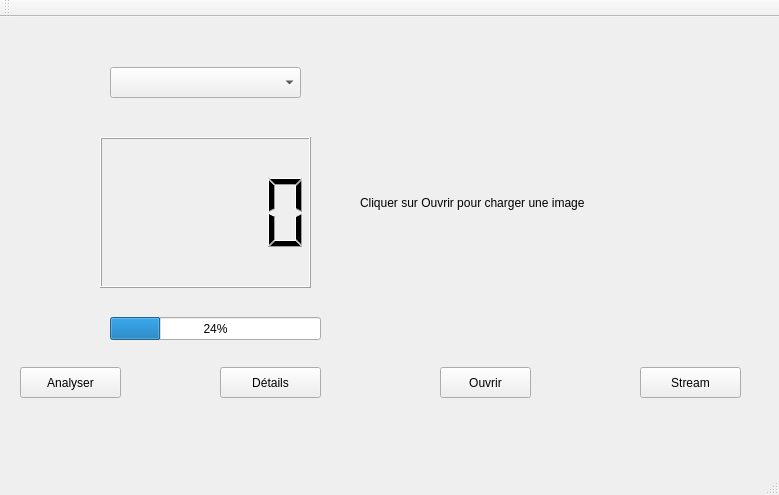
Before: the Qt Designer form BotPanelReader/mainwindow.ui in paulcpro/PanneauxAI, drawn with Qt 5.
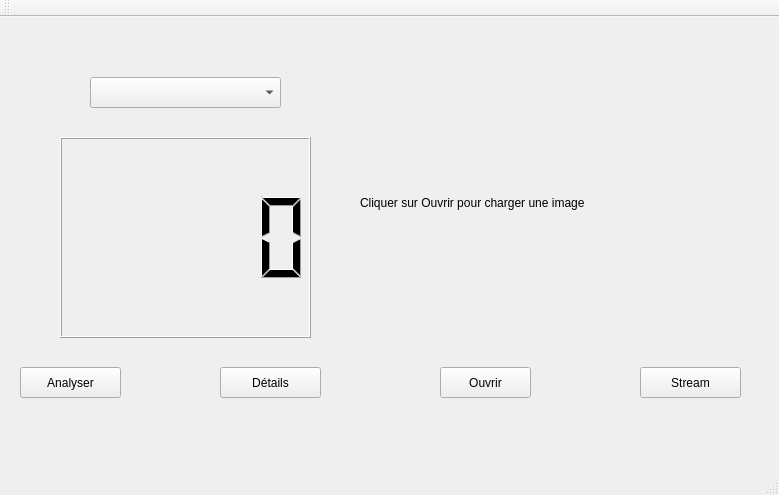
After: the same form once the commit is applied.

```diff
--- a/BotPanelReader/mainwindow.ui
+++ b/BotPanelReader/mainwindow.ui
@@ -17,10 +17,10 @@
    <widget class="QLCDNumber" name="lcdNumber">
     <property name="geometry">
      <rect>
-      <x>100</x>
+      <x>60</x>
       <y>120</y>
-      <width>211</width>
-      <height>151</height>
+      <width>251</width>
+      <height>201</height>
      </rect>
     </property>
    </widget>
@@ -40,26 +40,13 @@
    <widget class="QComboBox" name="comboBox">
     <property name="geometry">
      <rect>
-      <x>110</x>
-      <y>50</y>
+      <x>90</x>
+      <y>60</y>
       <width>191</width>
       <height>31</height>
      </rect>
     </property>
    </widget>
-   <widget class="QProgressBar" name="progressBar">
-    <property name="geometry">
-     <rect>
-      <x>110</x>
-      <y>300</y>
-      <width>211</width>
-      <height>23</height>
-     </rect>
-    </property>
-    <property name="value">
-     <number>24</number>
-    </property>
-   </widget>
    <widget class="QPushButton" name="pushButton">
     <property name="geometry">
      <rect>
```
